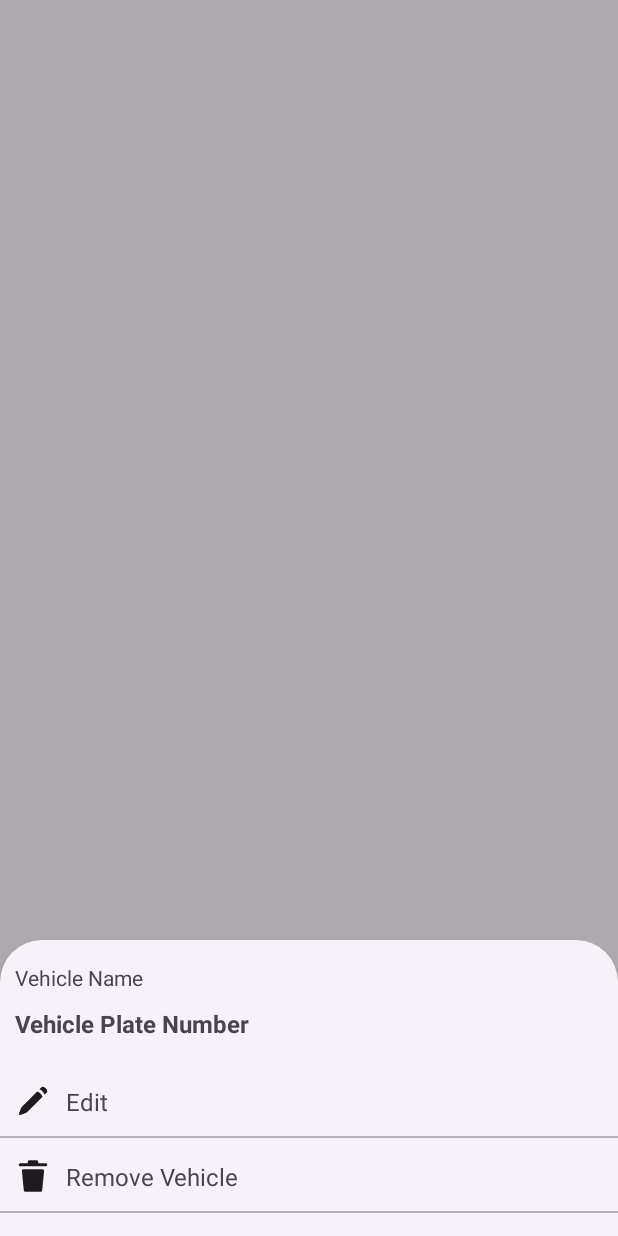
After one commit to Lasha-Ilashvili/Tbilisi_Parking_FINAL_EXM, an Android app: the fragment VehicleBottomSheetFragment shown on its own in the app's theme, on a phone screen of 412 x 824 dp. The commit adds this screen. Run offline under Robolectric (Android 15) with nearby library versions, the phone set to English and light mode, and no system bars.

Commit message:
change icon -> ic, add vehicle bottom sheet fragment

```diff
--- a/app/src/main/java/com/example/tbilisi_parking_final_exm/presentation/screen/parking/main/ParkingFragment.kt
+++ b/app/src/main/java/com/example/tbilisi_parking_final_exm/presentation/screen/parking/main/ParkingFragment.kt
@@ -47,7 +47,6 @@ class ParkingFragment : BaseFragment<FragmentParkingBinding>(FragmentParkingBind
 
     private fun vehicleClickListener(){
         parkingVehiclesListAdapter.setOnItemClickListener { id, name, plateNumber ->
-//            println("vehicleItem clicked $id $name $plateNumber")
             findNavController().navigate(ParkingFragmentDirections.actionParkingFragmentToStartParkingFragment(plateNumber))
         }
     }
@@ -55,6 +54,7 @@ class ParkingFragment : BaseFragment<FragmentParkingBinding>(FragmentParkingBind
     private fun vehicleDotsClickListener(){
         parkingVehiclesListAdapter.setOnItemDotsClickListener { id, name, plateNumber ->
 //            println("dots has clicked $id $name $plateNumber")
+            findNavController().navigate(ParkingFragmentDirections.actionParkingFragmentToVehicleBottomSheetFragment())
         }
     }
     private fun setUpRecycler() {
--- /dev/null
+++ b/app/src/main/java/com/example/tbilisi_parking_final_exm/presentation/screen/parking/vehicle_bottom_sheet/VehicleBottomSheetFragment.kt
@@ -0,0 +1,41 @@
+package com.example.tbilisi_parking_final_exm.presentation.screen.parking.vehicle_bottom_sheet
+
+import com.example.tbilisi_parking_final_exm.databinding.FragmentVehicleBottomSheetBinding
+import com.example.tbilisi_parking_final_exm.presentation.base.BaseBottomSheet
+import com.example.tbilisi_parking_final_exm.presentation.screen.parking.vehicle_bottom_sheet.adapter.VehicleBottomSheetListAdapter
+import com.example.tbilisi_parking_final_exm.presentation.state.vehicle_bottom_sheet.VehicleBottomSheetState
+
+
+class VehicleBottomSheetFragment : BaseBottomSheet<FragmentVehicleBottomSheetBinding>(FragmentVehicleBottomSheetBinding::inflate) {
+    override fun bind() {
+        setBottomSheetListAdapter()
+
+    }
+
+    override fun bindViewActionListeners() {
+    }
+
+    override fun bindObserves() {
+    }
+
+    private fun setBottomSheetListAdapter() {
+        binding.vehicleBottomSheetRecycler.adapter = VehicleBottomSheetListAdapter().apply {
+            submitList(VehicleBottomSheetState.bottomSheetList)
+            recyclerItemClickListener(this)
+        }
+    }
+
+    private fun recyclerItemClickListener(vehicleBottomSheetListAdapter: VehicleBottomSheetListAdapter){
+        vehicleBottomSheetListAdapter.setOnItemClickListener {
+            when(it) {
+                VehicleBottomSheetState.EDIT.id -> {
+//                    navigate to edit page
+                }
+                VehicleBottomSheetState.DELETE.id -> {
+//                    remove vehicle
+                }
+            }
+        }
+
+    }
+}
--- /dev/null
+++ b/app/src/main/java/com/example/tbilisi_parking_final_exm/presentation/screen/parking/vehicle_bottom_sheet/VehicleBottomSheetViewModel.kt
@@ -0,0 +1,6 @@
+package com.example.tbilisi_parking_final_exm.presentation.screen.parking.vehicle_bottom_sheet
+
+import androidx.lifecycle.ViewModel
+
+class VehicleBottomSheetViewModel: ViewModel() {
+}
--- a/app/src/main/java/com/example/tbilisi_parking_final_exm/presentation/screen/user_panel_bottom_sheet/adapter/BottomSheetListAdapter.kt
+++ b/app/src/main/java/com/example/tbilisi_parking_final_exm/presentation/screen/parking/vehicle_bottom_sheet/adapter/VehicleBottomSheetListAdapter.kt
@@ -1,4 +1,4 @@
-package com.example.tbilisi_parking_final_exm.presentation.screen.user_panel_bottom_sheet.adapter
+package com.example.tbilisi_parking_final_exm.presentation.screen.parking.vehicle_bottom_sheet.adapter
 
 import android.view.LayoutInflater
 import android.view.ViewGroup
@@ -6,10 +6,10 @@ import androidx.recyclerview.widget.DiffUtil
 import androidx.recyclerview.widget.ListAdapter
 import androidx.recyclerview.widget.RecyclerView
 import com.example.tbilisi_parking_final_exm.databinding.ItemUserPanelBottomSheetBinding
-import com.example.tbilisi_parking_final_exm.presentation.state.user_panel_bottom_sheet.UserPanelBottomSheetState
+import com.example.tbilisi_parking_final_exm.presentation.state.vehicle_bottom_sheet.VehicleBottomSheetState
 
-class BottomSheetListAdapter :
-    ListAdapter<UserPanelBottomSheetState, BottomSheetListAdapter.BottomSheetItemViewHolder>(
+class VehicleBottomSheetListAdapter :
+    ListAdapter<VehicleBottomSheetState, VehicleBottomSheetListAdapter.BottomSheetItemViewHolder>(
         BottomSheetItemDiffUtil()
     ) {
 
@@ -21,7 +21,7 @@ class BottomSheetListAdapter :
 
     inner class BottomSheetItemViewHolder(private val binding: ItemUserPanelBottomSheetBinding) :
         RecyclerView.ViewHolder(binding.root) {
-            private lateinit var item: UserPanelBottomSheetState
+        private lateinit var item: VehicleBottomSheetState
         fun bind() {
             with(binding) {
                 item = currentList[adapterPosition]
@@ -31,9 +31,9 @@ class BottomSheetListAdapter :
                     onItemClickListener?.invoke(item.id)
                 }
             }
-
         }
     }
+
     override fun onCreateViewHolder(parent: ViewGroup, viewType: Int) = BottomSheetItemViewHolder(
         ItemUserPanelBottomSheetBinding.inflate(
             LayoutInflater.from(parent.context),
@@ -43,22 +43,20 @@ class BottomSheetListAdapter :
     )
 
     override fun onBindViewHolder(holder: BottomSheetItemViewHolder, position: Int) {
-        holder.bind()
+       holder.bind()
     }
 
-
-
-    class BottomSheetItemDiffUtil : DiffUtil.ItemCallback<UserPanelBottomSheetState>() {
+    class BottomSheetItemDiffUtil : DiffUtil.ItemCallback<VehicleBottomSheetState>() {
         override fun areItemsTheSame(
-            oldItem: UserPanelBottomSheetState,
-            newItem: UserPanelBottomSheetState
+            oldItem: VehicleBottomSheetState,
+            newItem: VehicleBottomSheetState
         ): Boolean {
             return oldItem.id == newItem.id
         }
 
         override fun areContentsTheSame(
-            oldItem: UserPanelBottomSheetState,
-            newItem: UserPanelBottomSheetState
+            oldItem: VehicleBottomSheetState,
+            newItem: VehicleBottomSheetState
         ): Boolean {
             return oldItem == newItem
         }
--- a/app/src/main/java/com/example/tbilisi_parking_final_exm/presentation/screen/user_panel_bottom_sheet/UserPanelBottomSheet.kt
+++ b/app/src/main/java/com/example/tbilisi_parking_final_exm/presentation/screen/user_panel/user_panel_bottom_sheet/UserPanelBottomSheet.kt
@@ -1,9 +1,9 @@
-package com.example.tbilisi_parking_final_exm.presentation.screen.user_panel_bottom_sheet
+package com.example.tbilisi_parking_final_exm.presentation.screen.user_panel.user_panel_bottom_sheet
 
 import androidx.navigation.fragment.findNavController
 import com.example.tbilisi_parking_final_exm.databinding.FragmentUserPanelBottomSheetBinding
 import com.example.tbilisi_parking_final_exm.presentation.base.BaseBottomSheet
-import com.example.tbilisi_parking_final_exm.presentation.screen.user_panel_bottom_sheet.adapter.BottomSheetListAdapter
+import com.example.tbilisi_parking_final_exm.presentation.screen.user_panel.user_panel_bottom_sheet.adapter.BottomSheetListAdapter
 import com.example.tbilisi_parking_final_exm.presentation.state.user_panel_bottom_sheet.UserPanelBottomSheetState
 import dagger.hilt.android.AndroidEntryPoint
 
--- /dev/null
+++ b/app/src/main/java/com/example/tbilisi_parking_final_exm/presentation/screen/user_panel/user_panel_bottom_sheet/UserPanelBottomSheetViewModel.kt
@@ -0,0 +1,6 @@
+package com.example.tbilisi_parking_final_exm.presentation.screen.user_panel.user_panel_bottom_sheet
+
+import androidx.lifecycle.ViewModel
+
+class UserPanelBottomSheetViewModel: ViewModel() {
+}
--- a/app/src/main/java/com/example/tbilisi_parking_final_exm/presentation/screen/user_panel_bottom_sheet/UserPanelBottomSheetViewModel.kt
+++ /dev/null
@@ -1,6 +0,0 @@
-package com.example.tbilisi_parking_final_exm.presentation.screen.user_panel_bottom_sheet
-
-import androidx.lifecycle.ViewModel
-
-class UserPanelBottomSheetViewModel: ViewModel() {
-}
--- a/app/src/main/java/com/example/tbilisi_parking_final_exm/presentation/state/user_panel_bottom_sheet/UserPanelBottomSheetState.kt
+++ b/app/src/main/java/com/example/tbilisi_parking_final_exm/presentation/state/user_panel_bottom_sheet/UserPanelBottomSheetState.kt
@@ -3,9 +3,9 @@ package com.example.tbilisi_parking_final_exm.presentation.state.user_panel_bott
 import com.example.tbilisi_parking_final_exm.R
 
 enum class UserPanelBottomSheetState(val icon: Int, val title: String, val id: Int) {
-    PROFILE(R.drawable.icon_user_profile, "Profile", 0),
-    WALLET(R.drawable.icon_user_wallet, "Wallet", 1),
-    SETTINGS(R.drawable.icon_user_settings, "Settings", 2);
+    PROFILE(R.drawable.ic_user_profile, "Profile", 0),
+    WALLET(R.drawable.ic_user_wallet, "Wallet", 1),
+    SETTINGS(R.drawable.ic_user_settings, "Settings", 2);
 
     companion object {
         val bottomSheetList = listOf(PROFILE, WALLET, SETTINGS)
--- /dev/null
+++ b/app/src/main/java/com/example/tbilisi_parking_final_exm/presentation/state/vehicle_bottom_sheet/VehicleBottomSheetState.kt
@@ -0,0 +1,13 @@
+package com.example.tbilisi_parking_final_exm.presentation.state.vehicle_bottom_sheet
+
+import com.example.tbilisi_parking_final_exm.R
+
+enum class VehicleBottomSheetState(val icon: Int, val title: String, val id: Int){
+
+    EDIT(R.drawable.ic_edit, "Edit", 0),
+    DELETE(R.drawable.ic_remove, "Remove Vehicle", 1);
+
+    companion object {
+        val bottomSheetList = listOf(EDIT, DELETE)
+    }
+}
--- /dev/null
+++ b/app/src/main/res/drawable/ic_edit.xml
@@ -0,0 +1,4 @@
+<vector android:height="24dp" android:viewportHeight="24"
+    android:viewportWidth="24" android:width="24dp" xmlns:android="http://schemas.android.com/apk/res/android">
+    <path android:fillColor="#000000" android:fillType="evenOdd" android:pathData="m3.99,16.854 l-1.314,3.504a0.75,0.75 0,0 0,0.966 0.965l3.503,-1.314a3,3 0,0 0,1.068 -0.687L18.36,9.175s-0.354,-1.061 -1.414,-2.122c-1.06,-1.06 -2.122,-1.414 -2.122,-1.414L4.677,15.786a3,3 0,0 0,-0.687 1.068zM16.239,4.224 L17.622,2.841c0.248,-0.248 0.579,-0.406 0.925,-0.348 0.487,0.08 1.232,0.322 1.934,1.025 0.703,0.703 0.945,1.447 1.025,1.934 0.058,0.346 -0.1,0.677 -0.348,0.925L19.774,7.76s-0.353,-1.06 -1.414,-2.12c-1.06,-1.062 -2.121,-1.415 -2.121,-1.415z"/>
+</vector>
--- /dev/null
+++ b/app/src/main/res/drawable/ic_remove.xml
@@ -0,0 +1,5 @@
+<vector android:height="24dp" android:viewportHeight="48"
+    android:viewportWidth="48" android:width="24dp" xmlns:android="http://schemas.android.com/apk/res/android">
+    <path android:fillColor="#000000" android:pathData="M43,8.8a2.3,2.3 0,0 1,-0.6 1.6A1.7,1.7 0,0 1,41 11H7.1A2.1,2.1 0,0 1,5 9.2a2.3,2.3 0,0 1,0.6 -1.6A1.7,1.7 0,0 1,7 7H17V5a2,2 0,0 1,2 -2H29a2,2 0,0 1,2 2V7h9.9A2.1,2.1 0,0 1,43 8.8Z"/>
+    <path android:fillColor="#000000" android:pathData="M11.2,15h0a2,2 0,0 0,-2 2.2l2.6,26a2,2 0,0 0,2 1.8H34.2a2,2 0,0 0,2 -1.8l2.6,-26a2,2 0,0 0,-2 -2.2H11.2Z"/>
+</vector>
--- a/app/src/main/res/layout/fragment_bottom_nav.xml
+++ b/app/src/main/res/layout/fragment_bottom_nav.xml
@@ -13,7 +13,7 @@
         android:layout_height="wrap_content"
         android:layout_marginTop="@dimen/margin_medium_plus"
         android:background="?android:attr/selectableItemBackgroundBorderless"
-        android:src="@drawable/icon_sign_out"
+        android:src="@drawable/ic_sign_out"
         app:layout_constraintEnd_toEndOf="parent"
         app:layout_constraintTop_toTopOf="parent" />
 
--- /dev/null
+++ b/app/src/main/res/layout/fragment_vehicle_bottom_sheet.xml
@@ -0,0 +1,38 @@
+<?xml version="1.0" encoding="utf-8"?>
+<androidx.appcompat.widget.LinearLayoutCompat xmlns:android="http://schemas.android.com/apk/res/android"
+    xmlns:tools="http://schemas.android.com/tools"
+    android:layout_width="match_parent"
+    android:layout_height="match_parent"
+    xmlns:app="http://schemas.android.com/apk/res-auto"
+    android:orientation="vertical"
+    tools:context=".presentation.screen.parking.vehicle_bottom_sheet.VehicleBottomSheetFragment">
+
+    <androidx.appcompat.widget.AppCompatTextView
+        android:id="@+id/tvVehicleName"
+        android:layout_width="wrap_content"
+        android:layout_height="wrap_content"
+        android:layout_marginStart="10dp"
+        android:layout_marginTop="15dp"
+        android:text="Vehicle Name" />
+
+    <androidx.appcompat.widget.AppCompatTextView
+        android:id="@+id/tvVehiclePlateNumber"
+        android:layout_width="wrap_content"
+        android:layout_height="wrap_content"
+        android:layout_marginStart="10dp"
+        android:layout_marginTop="10dp"
+        android:text="Vehicle Plate Number"
+        android:textSize="@dimen/text_size_medium"
+        android:textStyle="bold" />
+
+    <androidx.recyclerview.widget.RecyclerView
+        android:id="@+id/vehicleBottomSheetRecycler"
+        android:layout_width="match_parent"
+        android:layout_height="wrap_content"
+        android:layout_marginTop="15dp"
+        android:layout_marginBottom="15dp"
+        app:layoutManager="androidx.recyclerview.widget.LinearLayoutManager"
+        android:orientation="vertical"
+        android:overScrollMode="never" />
+
+</androidx.appcompat.widget.LinearLayoutCompat>
--- a/app/src/main/res/layout/item_user_panel_bottom_sheet.xml
+++ b/app/src/main/res/layout/item_user_panel_bottom_sheet.xml
@@ -10,7 +10,7 @@
         android:layout_width="wrap_content"
         android:layout_height="wrap_content"
         android:layout_marginStart="10dp"
-        android:src="@drawable/icon_user_profile"
+        android:src="@drawable/ic_user_profile"
         android:tint="?android:attr/textColorPrimary"
         app:layout_constraintBottom_toBottomOf="parent"
         app:layout_constraintStart_toStartOf="parent"
```
Also changed, not shown: app/src/main/java/com/example/tbilisi_parking_final_exm/presentation/screen/user_panel/user_panel_bottom_sheet/adapter/BottomSheetListAdapter.kt (added, +66 -0 lines), app/src/main/res/navigation/nested_nav_graph.xml (+9 -1 lines), app/src/main/res/drawable/ic_sign_out.xml (renamed from app/src/main/res/drawable/icon_sign_out.xml), app/src/main/res/drawable/ic_user_profile.xml (renamed from app/src/main/res/drawable/icon_user_profile.xml), app/src/main/res/drawable/ic_user_settings.xml (renamed from app/src/main/res/drawable/icon_user_settings.xml), app/src/main/res/drawable/ic_user_wallet.xml (renamed from app/src/main/res/drawable/icon_user_wallet.xml).
